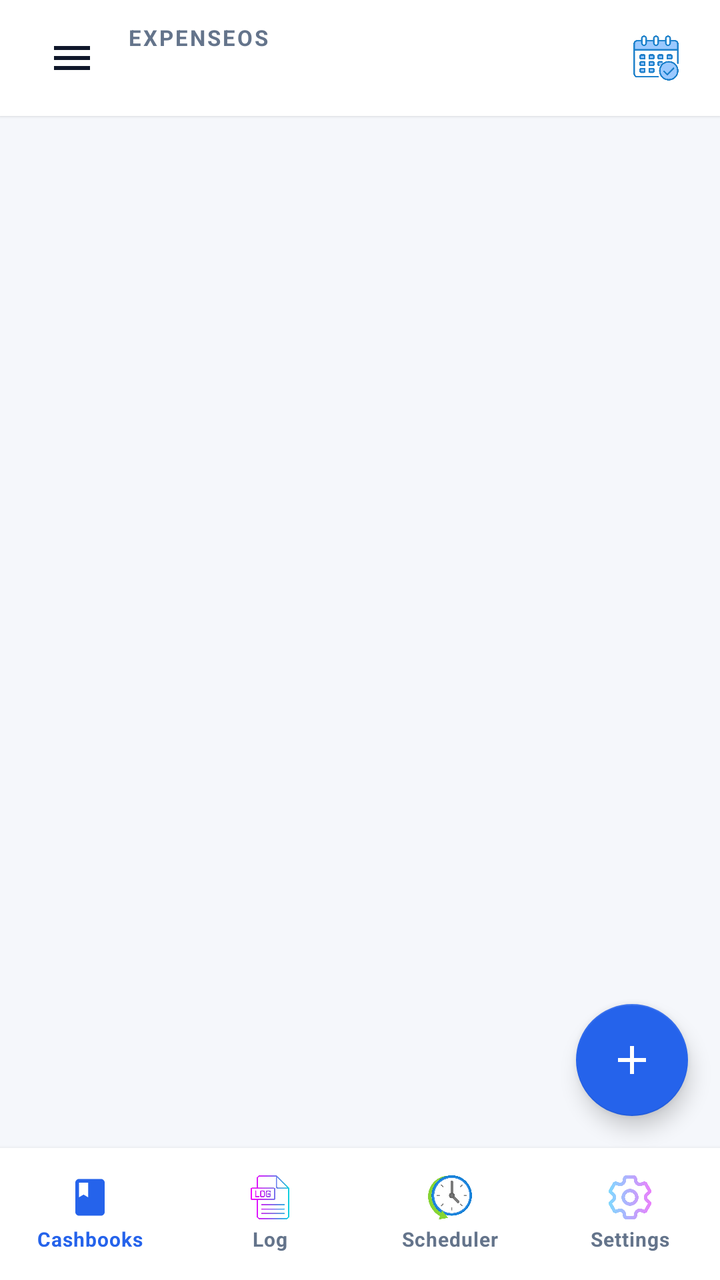
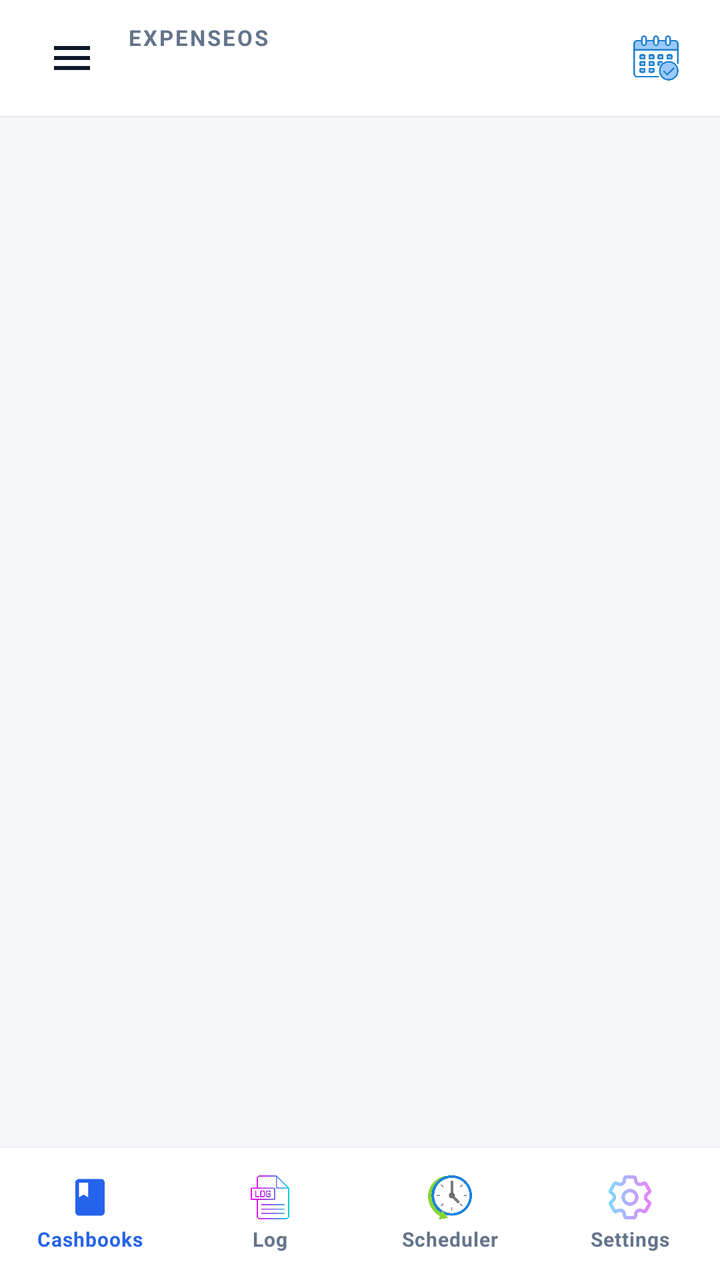

Compare the two renders of this Android layout. The source of the first and the diff that turns it into the second are given below.
<!-- AndroidManifest.xml: application theme Theme.ExpenseOS -->
<!-- res/layout/activity_home.xml -->
<?xml version="1.0" encoding="utf-8"?>
<androidx.drawerlayout.widget.DrawerLayout xmlns:android="http://schemas.android.com/apk/res/android"
    xmlns:app="http://schemas.android.com/apk/res-auto"
    android:id="@+id/drawerLayout"
    android:layout_width="match_parent"
    android:layout_height="match_parent"
    android:fitsSystemWindows="true">

    
    <LinearLayout
        android:layout_width="match_parent"
        android:layout_height="match_parent"
        android:background="@color/bg"
        android:orientation="vertical">

        
        <LinearLayout
            style="@style/TopBar"
            android:paddingEnd="@dimen/space_2">

            <ImageButton
                android:id="@+id/btnHamburger"
                style="@style/IconButton"
                android:contentDescription="Menu"
                android:src="@drawable/ic_menu"
                app:tint="@color/text" />

            <LinearLayout
                android:layout_width="0dp"
                android:layout_height="wrap_content"
                android:layout_weight="1"
                android:orientation="vertical"
                android:paddingStart="@dimen/space_1">

                <TextView
                    style="@style/Text.Overline"
                    android:layout_width="wrap_content"
                    android:layout_height="wrap_content"
                    android:text="ExpenseOS" />

                <TextView
                    android:id="@+id/tvBookTitle"
                    style="@style/Text.Subtitle"
                    android:layout_width="match_parent"
                    android:layout_height="wrap_content"
                    android:ellipsize="end"
                    android:maxLines="1" />
            </LinearLayout>

            <ImageButton
                android:id="@+id/btnCalendarView"
                style="@style/IconButton"
                android:contentDescription="Calendar view"
                android:src="@drawable/ic_calendar_check" />
        </LinearLayout>

        
        <FrameLayout
            android:layout_width="match_parent"
            android:layout_height="0dp"
            android:layout_weight="1">

            <FrameLayout
                android:id="@+id/fragmentContainer"
                android:layout_width="match_parent"
                android:layout_height="match_parent" />

            
            <com.google.android.material.floatingactionbutton.FloatingActionButton
                android:id="@+id/fabAdd"
                android:layout_width="wrap_content"
                android:layout_height="wrap_content"
                android:layout_gravity="bottom|end"
                android:layout_margin="16dp"
                android:contentDescription="Add entry"
                android:src="@drawable/ic_add"
                app:backgroundTint="@color/primary"
                app:elevation="6dp"
                app:tint="@color/on_primary" />
        </FrameLayout>

        
        <LinearLayout
            android:layout_width="match_parent"
            android:layout_height="@dimen/bottom_nav_height"
            android:background="@color/nav_bg"
            android:elevation="@dimen/elevation_2"
            android:orientation="horizontal">

            <LinearLayout
                android:id="@+id/navHome"
                style="@style/NavItem"
                android:layout_weight="1">

                <ImageView
                    android:id="@+id/navHomeIcon"
                    android:layout_width="22dp"
                    android:layout_height="22dp"
                    android:contentDescription="@null"
                    android:src="@drawable/ic_book" 
                    app:tint="@color/primary" />

                <TextView
                    android:id="@+id/navHomeLabel"
                    style="@style/NavLabel"
                    android:layout_width="wrap_content"
                    android:layout_height="wrap_content"
                    android:text="Cashbooks"
                    android:textColor="@color/primary" />
            </LinearLayout>

            <LinearLayout
                android:id="@+id/navLog"
                style="@style/NavItem"
                android:layout_weight="1">

                <ImageView
                    android:id="@+id/navLogIcon"
                    android:layout_width="22dp"
                    android:layout_height="22dp"
                    android:contentDescription="@null"
                    android:src="@drawable/ic_log" />

                <TextView
                    android:id="@+id/navLogLabel"
                    style="@style/NavLabel"
                    android:layout_width="wrap_content"
                    android:layout_height="wrap_content"
                    android:text="Log"
                    android:textColor="@color/text_muted" />
            </LinearLayout>

            <LinearLayout
                android:id="@+id/navBackup"
                style="@style/NavItem"
                android:layout_weight="1">

                <ImageView
                    android:id="@+id/navBackupIcon"
                    android:layout_width="22dp"
                    android:layout_height="22dp"
                    android:contentDescription="@null"
                    android:src="@drawable/ic_scheduler" />

                <TextView
                    android:id="@+id/navBackupLabel"
                    style="@style/NavLabel"
                    android:layout_width="wrap_content"
                    android:layout_height="wrap_content"
                    android:text="Scheduler"
                    android:textColor="@color/text_muted" />
            </LinearLayout>

            <LinearLayout
                android:id="@+id/navConfig"
                style="@style/NavItem"
                android:layout_weight="1">

                <ImageView
                    android:id="@+id/navConfigIcon"
                    android:layout_width="22dp"
                    android:layout_height="22dp"
                    android:contentDescription="@null"
                    android:src="@drawable/ic_settings_gradient" />

                <TextView
                    android:id="@+id/navConfigLabel"
                    style="@style/NavLabel"
                    android:layout_width="wrap_content"
                    android:layout_height="wrap_content"
                    android:text="Settings"
                    android:textColor="@color/text_muted" />
            </LinearLayout>
        </LinearLayout>
    </LinearLayout>

    
    <LinearLayout
        android:id="@+id/sideDrawer"
        android:layout_width="300dp"
        android:layout_height="match_parent"
        android:layout_gravity="start"
        android:background="@drawable/bg_drawer"
        android:clickable="true"
        android:focusable="true"
        android:orientation="vertical">

        
        <LinearLayout
            android:layout_width="match_parent"
            android:layout_height="150dp"
            android:background="@drawable/bg_card_hero"
            android:gravity="bottom"
            android:orientation="vertical"
            android:padding="@dimen/space_5">

            <TextView
                style="@style/Text.Title"
                android:layout_width="wrap_content"
                android:layout_height="wrap_content"
                android:text="ExpenseOS"
                android:fontFamily="sans-serif-medium"
                android:textColor="@color/hero_text"
                android:textSize="@dimen/type_headline" />

            <TextView
                android:id="@+id/drawerBookName"
                style="@style/Text.Caption"
                android:layout_width="match_parent"
                android:layout_height="wrap_content"
                android:layout_marginTop="@dimen/space_1"
                android:ellipsize="end"
                android:maxLines="1"
                android:textColor="@color/hero_text_muted" />
        </LinearLayout>

        <ScrollView
            android:layout_width="match_parent"
            android:layout_height="0dp"
            android:layout_weight="1"
            android:clipToPadding="false">

            <LinearLayout
                android:layout_width="match_parent"
                android:layout_height="wrap_content"
                android:orientation="vertical"
                android:paddingVertical="@dimen/space_2">

                <TextView
                    style="@style/Text.Overline"
                    android:layout_width="match_parent"
                    android:layout_height="wrap_content"
                    android:paddingHorizontal="@dimen/space_4"
                    android:paddingTop="@dimen/space_2"
                    android:paddingBottom="@dimen/space_1"
                    android:text="Workspace" />

                <LinearLayout
                    android:id="@+id/drawerBooks"
                    style="@style/DrawerItem">

                    <TextView
                        android:layout_width="26dp"
                        android:layout_height="wrap_content"
                        android:gravity="center"
                        android:text="📒"
                        android:textSize="17sp" />

                    <TextView
                        style="@style/Text.Body"
                        android:layout_width="wrap_content"
                        android:layout_height="wrap_content"
                        android:layout_marginStart="@dimen/space_3"
                        android:text="Cash Books" />
                </LinearLayout>

                <LinearLayout
                    android:id="@+id/drawerSettings"
                    style="@style/DrawerItem">

                    <ImageView
                        android:layout_width="26dp"
                        android:layout_height="26dp"
                        android:contentDescription="@null"
                        android:scaleType="fitCenter"
                        android:src="@drawable/ic_configuration" />

                    <TextView
                        style="@style/Text.Body"
                        android:layout_width="wrap_content"
                        android:layout_height="wrap_content"
                        android:layout_marginStart="@dimen/space_3"
                        android:text="Configuration" />
                </LinearLayout>

                <View style="@style/Divider" />

                <TextView
                    style="@style/Text.Overline"
                    android:layout_width="match_parent"
                    android:layout_height="wrap_content"
                    android:paddingHorizontal="@dimen/space_4"
                    android:paddingTop="@dimen/space_2"
                    android:paddingBottom="@dimen/space_1"
                    android:text="Money" />

                <LinearLayout
                    android:id="@+id/drawerBudget"
                    style="@style/DrawerItem">

                    <ImageView
                        android:layout_width="26dp"
                        android:layout_height="26dp"
                        android:contentDescription="@null"
                        android:scaleType="fitCenter"
                        android:src="@drawable/ic_budget" />

                    <TextView
                        style="@style/Text.Body"
                        android:layout_width="wrap_content"
                        android:layout_height="wrap_content"
                        android:layout_marginStart="@dimen/space_3"
                        android:text="Budget" />
                </LinearLayout>

                <LinearLayout
                    android:id="@+id/drawerConfigureBudget"
                    style="@style/DrawerItem">

                    <TextView
                        android:layout_width="26dp"
                        android:layout_height="wrap_content"
                        android:gravity="center"
                        android:text="🧮"
                        android:textSize="17sp" />

                    <TextView
                        style="@style/Text.Body"
                        android:layout_width="wrap_content"
                        android:layout_height="wrap_content"
                        android:layout_marginStart="@dimen/space_3"
                        android:text="Configure Budget" />
                </LinearLayout>

                <LinearLayout
                    android:id="@+id/drawerMonthlyReport"
                    style="@style/DrawerItem">

                    <TextView
                        android:layout_width="26dp"
                        android:layout_height="wrap_content"
                        android:gravity="center"
                        android:text="📈"
                        android:textSize="17sp" />

                    <TextView
                        style="@style/Text.Body"
                        android:layout_width="wrap_content"
                        android:layout_height="wrap_content"
                        android:layout_marginStart="@dimen/space_3"
                        android:text="Monthly Category Report" />
                </LinearLayout>

                <LinearLayout
                    android:id="@+id/drawerSequence"
                    style="@style/DrawerItem">

                    <TextView
                        android:layout_width="26dp"
                        android:layout_height="wrap_content"
                        android:gravity="center"
                        android:text="🔢"
                        android:textSize="17sp" />

                    <TextView
                        style="@style/Text.Body"
                        android:layout_width="wrap_content"
                        android:layout_height="wrap_content"
                        android:layout_marginStart="@dimen/space_3"
                        android:text="Sequence" />
                </LinearLayout>

                <LinearLayout
                    android:id="@+id/drawerBulkAdd"
                    style="@style/DrawerItem">

                    <TextView
                        android:layout_width="26dp"
                        android:layout_height="wrap_content"
                        android:gravity="center"
                        android:text="➕"
                        android:textSize="17sp" />

                    <TextView
                        style="@style/Text.Body"
                        android:layout_width="wrap_content"
                        android:layout_height="wrap_content"
                        android:layout_marginStart="@dimen/space_3"
                        android:text="Bulk Add" />
                </LinearLayout>

                <View style="@style/Divider" />

                <TextView
                    style="@style/Text.Overline"
                    android:layout_width="match_parent"
                    android:layout_height="wrap_content"
                    android:paddingHorizontal="@dimen/space_4"
                    android:paddingTop="@dimen/space_2"
                    android:paddingBottom="@dimen/space_1"
                    android:text="Data &amp; tools" />

                <LinearLayout
                    android:id="@+id/drawerAudit"
                    style="@style/DrawerItem">

                    <TextView
                        android:layout_width="26dp"
                        android:layout_height="wrap_content"
                        android:gravity="center"
                        android:text="📋"
                        android:textSize="17sp" />

                    <TextView
                        style="@style/Text.Body"
                        android:layout_width="wrap_content"
                        android:layout_height="wrap_content"
                        android:layout_marginStart="@dimen/space_3"
                        android:text="Audit Log" />
                </LinearLayout>

                <LinearLayout
                    android:id="@+id/drawerScheduler"
                    style="@style/DrawerItem">

                    <ImageView
                        android:layout_width="26dp"
                        android:layout_height="26dp"
                        android:contentDescription="@null"
                        android:scaleType="fitCenter"
                        android:src="@drawable/ic_backup" />

                    <TextView
                        style="@style/Text.Body"
                        android:layout_width="wrap_content"
                        android:layout_height="wrap_content"
                        android:layout_marginStart="@dimen/space_3"
                        android:text="Backup" />
                </LinearLayout>

                <LinearLayout
                    android:id="@+id/drawerRecycleBin"
                    style="@style/DrawerItem">

                    <ImageView
                        android:layout_width="26dp"
                        android:layout_height="26dp"
                        android:contentDescription="@null"
                        android:scaleType="fitCenter"
                        android:src="@drawable/ic_recycle_bin" />

                    <TextView
                        style="@style/Text.Body"
                        android:layout_width="wrap_content"
                        android:layout_height="wrap_content"
                        android:layout_marginStart="@dimen/space_3"
                        android:text="Recycle Bin" />
                </LinearLayout>

                <LinearLayout
                    android:id="@+id/drawerSqlConsole"
                    style="@style/DrawerItem">

                    <ImageView
                        android:layout_width="26dp"
                        android:layout_height="26dp"
                        android:contentDescription="@null"
                        android:scaleType="fitCenter"
                        android:src="@drawable/ic_sql_console" />

                    <TextView
                        style="@style/Text.Body"
                        android:layout_width="wrap_content"
                        android:layout_height="wrap_content"
                        android:layout_marginStart="@dimen/space_3"
                        android:text="SQL Console" />
                </LinearLayout>

                <View
                    android:layout_width="match_parent"
                    android:layout_height="@dimen/space_6"
                    android:background="@android:color/transparent" />
            </LinearLayout>
        </ScrollView>
    </LinearLayout>
</androidx.drawerlayout.widget.DrawerLayout>
<!-- resources referenced by this layout -->
<resources>
  <color name="bg">#F5F7FB</color>
  <color name="hero_text">#FFFFFF</color>
  <color name="hero_text_muted">#93B4E8</color>
  <color name="nav_bg">#FFFFFF</color>
  <color name="on_primary">#FFFFFF</color>
  <color name="primary">#2563EB</color>
  <color name="text">#0F172A</color>
  <color name="text_muted">#64748B</color>
  <dimen name="bottom_nav_height">66dp</dimen>
  <dimen name="elevation_2">3dp</dimen>
  <dimen name="space_1">4dp</dimen>
  <dimen name="space_2">8dp</dimen>
  <dimen name="space_3">12dp</dimen>
  <dimen name="space_4">16dp</dimen>
  <dimen name="space_5">20dp</dimen>
  <dimen name="space_6">24dp</dimen>
  <dimen name="type_headline">22sp</dimen>
  <!-- drawable ic_add (drawable) -->
  <?xml version="1.0" encoding="utf-8"?>
  <vector xmlns:android="http://schemas.android.com/apk/res/android"
      android:width="24dp"
      android:height="24dp"
      android:viewportWidth="24"
      android:viewportHeight="24">
      <path
          android:fillColor="#FF000000"
          android:pathData="M19,13h-6v6h-2v-6H5v-2h6V5h2v6h6v2z" />
  </vector>
  <style name="Divider">
          <item name="android:layout_width">match_parent</item>
          <item name="android:layout_height">@dimen/divider_height</item>
          <item name="android:background">@color/divider</item>
      </style>
  <style name="NavLabel" parent="Text.Caption">
          <item name="android:textSize">10sp</item>
          <item name="android:textStyle">bold</item>
          <item name="android:layout_marginTop">3dp</item>
      </style>
  <style name="Text.Body" parent="TextAppearance.MaterialComponents.Body1">
          <item name="android:textSize">@dimen/type_body</item>
          <item name="android:textColor">@color/text</item>
      </style>
  <style name="Text.Caption" parent="TextAppearance.MaterialComponents.Caption">
          <item name="android:textSize">@dimen/type_caption</item>
          <item name="android:textColor">@color/text_muted</item>
      </style>
  <style name="Text.Subtitle" parent="TextAppearance.MaterialComponents.Subtitle1">
          <item name="android:textSize">@dimen/type_subtitle</item>
          <item name="android:textColor">@color/text</item>
          <item name="android:textStyle">bold</item>
      </style>
  <style name="Text.Title" parent="TextAppearance.MaterialComponents.Subtitle1">
          <item name="android:textSize">@dimen/type_title</item>
          <item name="android:textColor">@color/text</item>
          <item name="android:textStyle">bold</item>
      </style>
  <color name="hero_bg_2">#1E3A8A</color>
  <color name="hero_bg">#0F1F44</color>
  <color name="bg_card">#FFFFFF</color>
  <dimen name="divider_height">1dp</dimen>
  <color name="divider">#EEF2F8</color>
  <dimen name="touch_target">48dp</dimen>
  <dimen name="type_body">14sp</dimen>
  <dimen name="type_caption">12sp</dimen>
  <dimen name="type_label">11sp</dimen>
  <dimen name="type_subtitle">15sp</dimen>
  <dimen name="type_title">18sp</dimen>
  <dimen name="topbar_height">58dp</dimen>
  <dimen name="elevation_1">1dp</dimen>
  <color name="primary_dark">#1D4ED8</color>
  <color name="secondary">#0F766E</color>
  <color name="secondary_dark">#115E59</color>
  <color name="surface">#FFFFFF</color>
  <color name="danger">#E11D48</color>
  <color name="text_hint">#94A3B8</color>
  <style name="ThemeOverlay.ExpenseOS.BottomSheet" parent="ThemeOverlay.MaterialComponents.BottomSheetDialog">
          <item name="bottomSheetStyle">@style/Widget.ExpenseOS.BottomSheet</item>
      </style>
  <dimen name="input_height">50dp</dimen>
  <style name="ShapeAppearance.ExpenseOS.Dialog" parent="ShapeAppearance.MaterialComponents.MediumComponent">
          <item name="cornerFamily">rounded</item>
          <item name="cornerSize">26dp</item>
      </style>
  <style name="Widget.ExpenseOS.BottomSheet" parent="Widget.MaterialComponents.BottomSheet.Modal">
          <item name="shapeAppearanceOverlay">@style/ShapeAppearance.ExpenseOS.Sheet</item>
          <item name="backgroundTint">@color/surface</item>
      </style>
  <!-- unchanged entries left out for length: 24 -->
</resources>

<!-- the commit's change to res/layout/activity_home.xml (unified diff, before → after) -->
@@ -66,17 +66,7 @@
                 android:layout_height="match_parent" />
 
             
-            <com.google.android.material.floatingactionbutton.FloatingActionButton
-                android:id="@+id/fabAdd"
-                android:layout_width="wrap_content"
-                android:layout_height="wrap_content"
-                android:layout_gravity="bottom|end"
-                android:layout_margin="16dp"
-                android:contentDescription="Add entry"
-                android:src="@drawable/ic_add"
-                app:backgroundTint="@color/primary"
-                app:elevation="6dp"
-                app:tint="@color/on_primary" />
+            
         </FrameLayout>
 
         
@@ -97,7 +87,7 @@
                     android:layout_width="22dp"
                     android:layout_height="22dp"
                     android:contentDescription="@null"
-                    android:src="@drawable/ic_book" 
+                    android:src="@drawable/ic_book"
                     app:tint="@color/primary" />
 
                 <TextView
<!-- resource entries referenced after the edit -->
@@ -17,17 +17,6 @@
   <dimen name="space_5">20dp</dimen>
   <dimen name="space_6">24dp</dimen>
   <dimen name="type_headline">22sp</dimen>
-  <!-- drawable ic_add (drawable) -->
-  <?xml version="1.0" encoding="utf-8"?>
-  <vector xmlns:android="http://schemas.android.com/apk/res/android"
-      android:width="24dp"
-      android:height="24dp"
-      android:viewportWidth="24"
-      android:viewportHeight="24">
-      <path
-          android:fillColor="#FF000000"
-          android:pathData="M19,13h-6v6h-2v-6H5v-2h6V5h2v6h6v2z" />
-  </vector>
   <style name="Divider">
           <item name="android:layout_width">match_parent</item>
           <item name="android:layout_height">@dimen/divider_height</item>
